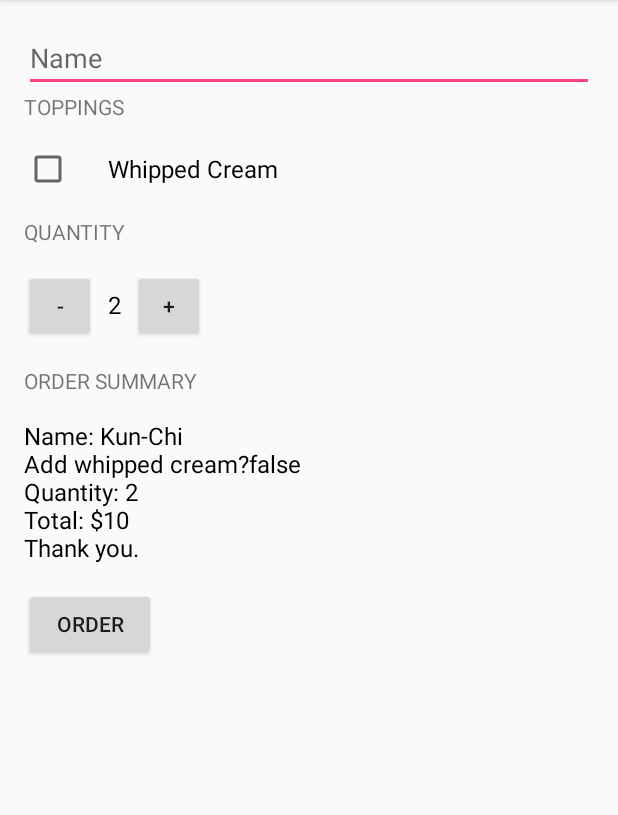
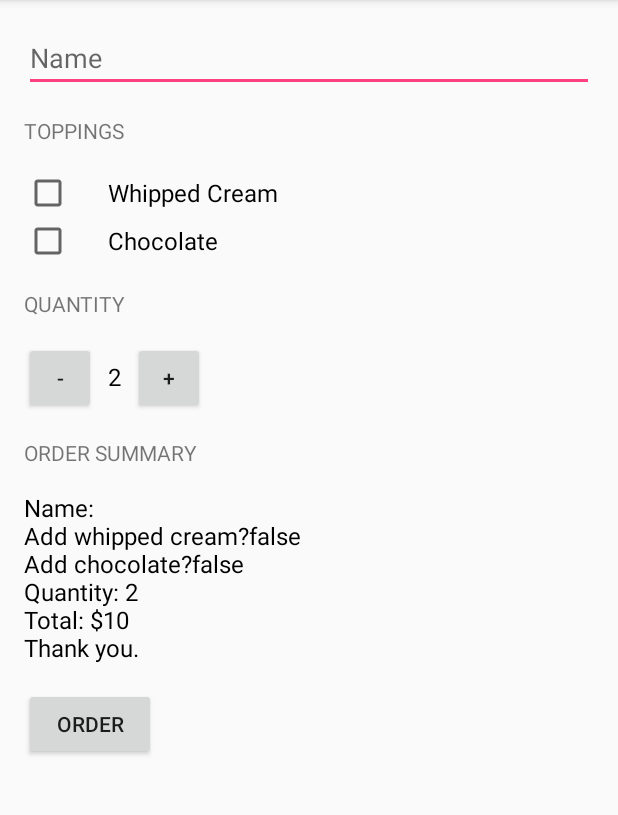
Before and after one commit to kcwang3/Just_Java, an Android app: the screen it shows after launch (MainActivity), after a tap on "ORDER", on a phone screen of 412 x 824 dp, the part 84-899 px from its top. Run offline under Robolectric (Android 15) with nearby library versions, the phone set to English and light mode, and no system bars.

Commit message:
version2

```diff
--- a/app/src/main/java/com/example/android/justjava/MainActivity.java
+++ b/app/src/main/java/com/example/android/justjava/MainActivity.java
@@ -1,10 +1,14 @@
 package com.example.android.justjava;
 
+import android.content.Intent;
+import android.net.Uri;
 import android.os.Bundle;
 import android.support.v7.app.ActionBarActivity;
 import android.view.View;
 import android.widget.CheckBox;
+import android.widget.EditText;
 import android.widget.TextView;
+import android.widget.Toast;
 
 import java.text.NumberFormat;
 
@@ -25,6 +29,10 @@ public class MainActivity extends ActionBarActivity {
      * This method is called when the plus button is clicked.
      */
     public void increment(View view) {
+        if(quantity == 100){
+            Toast.makeText(this, "You can not have more than 100 coffees", Toast.LENGTH_SHORT).show();
+            return;
+        }
         quantity=quantity+1;
         display(quantity);
     }
@@ -33,6 +41,10 @@ public class MainActivity extends ActionBarActivity {
      * This method is called when the minus button is clicked.
      */
     public void decrement(View view) {
+        if(quantity == 1){
+            Toast.makeText(this, "You can not have less than 1 coffees", Toast.LENGTH_SHORT).show();
+            return;
+        }
         quantity=quantity-1;
         display(quantity);
     }
@@ -41,31 +53,64 @@ public class MainActivity extends ActionBarActivity {
      * This method is called when the order button is clicked.
      */
     public void submitOrder(View view) {
+
+        EditText nameField = (EditText) findViewById(R.id.name_field);
+        String name = nameField.getText().toString();
+
         CheckBox whippedCreamCheckBox = (CheckBox) findViewById(R.id.whipped_cream_checkbox);
-        int price = calculatePrice();
         boolean hasWhippedCream = whippedCreamCheckBox.isChecked();
-        String priceMessage=createOrderSummary(price,hasWhippedCream);
+        CheckBox chocolateCheckBox = (CheckBox) findViewById(R.id.chocolate_checkbox);
+        boolean hasChocolate = chocolateCheckBox.isChecked();
+
+        int price = calculatePrice(hasWhippedCream, hasChocolate);
+        String priceMessage=createOrderSummary(name, price, hasWhippedCream, hasChocolate);
+
+        Intent intent = new Intent(Intent.ACTION_SENDTO);
+        intent.setData(Uri.parse("mailto:")); // only email apps should handle this
+        intent.putExtra(Intent.EXTRA_SUBJECT, "Just Java order for "+name);
+        intent.putExtra(Intent.EXTRA_TEXT, priceMessage);
+        if (intent.resolveActivity(getPackageManager()) != null) {
+            startActivity(intent);
+        }
+
         displayMessage(priceMessage);
         //displayPrice(quantity*5);
     }
 
     /**
      * Calculates the price of the order.
+     * @param  addWhippedCream is whether or not the user wants whipped cream topping
+     * @param  addChocolate is whether or not the user wants chocolate topping
      * @return total price
      */
-    private int calculatePrice(){
-        return quantity*5;
+    private int calculatePrice(boolean addWhippedCream, boolean addChocolate){
+        int basePrice = 5;
+
+        //Add 1 dollar if the user wants whipped cream
+        if(addWhippedCream){
+            basePrice = basePrice + 1;
+        }
+
+        //Add 2 dollar if the user wants  chocolate
+        if(addChocolate){
+            basePrice = basePrice + 2;
+        }
+
+        return quantity*basePrice;
     }
 
     /**
      * Create summary of the order.
+     * @param name of the customer
      * @param price of the order
      * @param addWhippedCream is whether or not the user wants whipped cream topping
+     * @param addChocolate is whether or not the user wants chocolate topping
      * @return text summary
      */
-    private String createOrderSummary(int price,boolean addWhippedCream){
-        String priceMessage = "Name: Kun-Chi";
+    private String createOrderSummary(String name, int price,boolean addWhippedCream, boolean addChocolate){
+        String priceMessage = "Name: " + name;
         priceMessage = priceMessage + "\nAdd whipped cream?" + addWhippedCream;
+        priceMessage = priceMessage + "\nAdd chocolate?" + addChocolate;
         priceMessage = priceMessage + "\nQuantity: " + quantity;
         priceMessage = priceMessage + "\nTotal: $" + price;
         priceMessage = priceMessage + "\nThank you.";
--- a/app/src/main/res/layout/activity_main.xml
+++ b/app/src/main/res/layout/activity_main.xml
@@ -26,6 +26,7 @@
             android:layout_width="match_parent"
             android:layout_height="wrap_content"
             android:layout_marginBottom="16dp"
+            android:layout_marginTop="16dp"
             android:text="Toppings"
             android:textAllCaps="true" />
 
@@ -36,6 +37,14 @@
             android:paddingLeft="24dp"
             android:text="Whipped Cream"
             android:textSize="16dp" />
+
+    <CheckBox
+        android:id="@+id/chocolate_checkbox"
+        android:layout_width="wrap_content"
+        android:layout_height="wrap_content"
+        android:paddingLeft="24dp"
+        android:text="Chocolate"
+        android:textSize="16dp" />
 
         <TextView
             android:layout_width="wrap_content"
```
